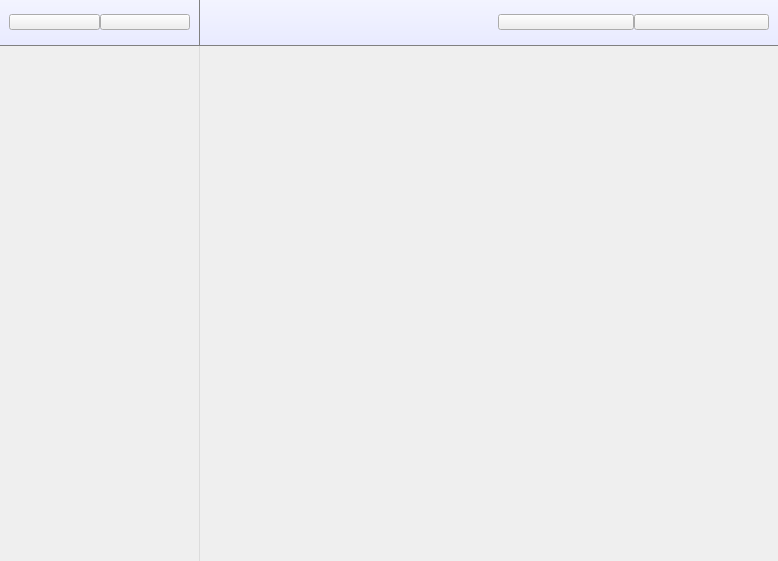
Qt form ui/MainWindow/mainWindow.ui (PaulEcoffet/Nex-yu-computer) before a commit.
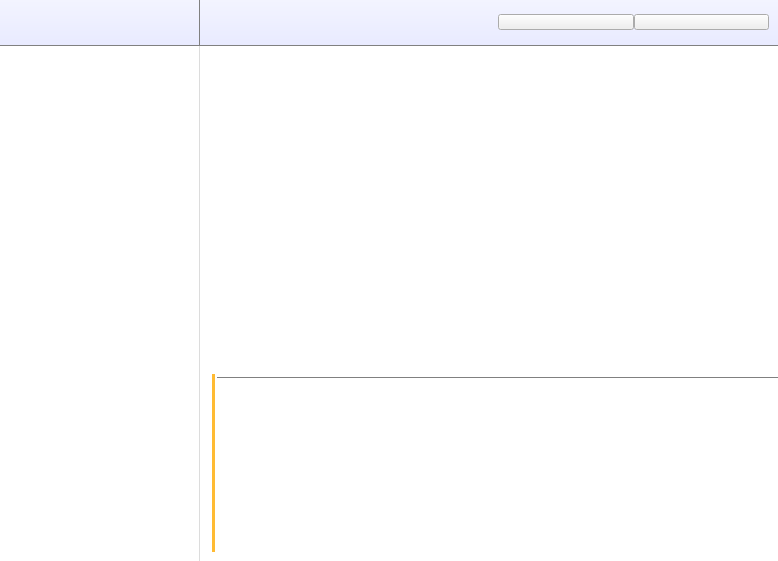
The same form after that commit. Icons and pictures are not drawn. Custom widgets are drawn as their Qt base class.

Commit message: Updated mainWindow.ui which comes with the last commit.

The edit to the form file:
```diff
--- a/ui/MainWindow/mainWindow.ui
+++ b/ui/MainWindow/mainWindow.ui
@@ -58,6 +58,13 @@
        <height>16777215</height>
       </size>
      </property>
+     <property name="styleSheet">
+      <string notr="true">#newMessageButton, #searchButton
+{
+	border: none;
+}
+</string>
+     </property>
      <property name="frameShape">
       <enum>QFrame::NoFrame</enum>
      </property>
@@ -71,16 +78,90 @@
       <property name="spacing">
        <number>0</number>
       </property>
+      <property name="margin">
+       <number>0</number>
+      </property>
       <item>
-       <widget class="imageButton" name="newMessageButton"/>
+       <spacer name="horizontalSpacer_2">
+        <property name="orientation">
+         <enum>Qt::Horizontal</enum>
+        </property>
+        <property name="sizeHint" stdset="0">
+         <size>
+          <width>40</width>
+          <height>20</height>
+         </size>
+        </property>
+       </spacer>
+      </item>
+      <item>
+       <widget class="imageButton" name="newMessageButton">
+        <property name="sizePolicy">
+         <sizepolicy hsizetype="Maximum" vsizetype="Maximum">
+          <horstretch>0</horstretch>
+          <verstretch>0</verstretch>
+         </sizepolicy>
+        </property>
+        <property name="maximumSize">
+         <size>
+          <width>61</width>
+          <height>36</height>
+         </size>
+        </property>
+        <property name="icon">
+         <iconset resource="mainWindow.qrc">
+          <normaloff>:/toolbars/new_message.png</normaloff>:/toolbars/new_message.png</iconset>
+        </property>
+        <property name="iconSize">
+         <size>
+          <width>61</width>
+          <height>36</height>
+         </size>
+        </property>
+       </widget>
       </item>
       <item>
        <widget class="imageButton" name="searchButton">
+        <property name="sizePolicy">
+         <sizepolicy hsizetype="Maximum" vsizetype="Maximum">
+          <horstretch>0</horstretch>
+          <verstretch>0</verstretch>
+         </sizepolicy>
+        </property>
+        <property name="maximumSize">
+         <size>
+          <width>60</width>
+          <height>36</height>
+         </size>
+        </property>
         <property name="text">
          <string/>
         </property>
+        <property name="icon">
+         <iconset resource="mainWindow.qrc">
+          <normaloff>:/toolbars/search.png</normaloff>:/toolbars/search.png</iconset>
+        </property>
+        <property name="iconSize">
+         <size>
+          <width>61</width>
+          <height>36</height>
+         </size>
+        </property>
        </widget>
       </item>
+      <item>
+       <spacer name="horizontalSpacer">
+        <property name="orientation">
+         <enum>Qt::Horizontal</enum>
+        </property>
+        <property name="sizeHint" stdset="0">
+         <size>
+          <width>40</width>
+          <height>20</height>
+         </size>
+        </property>
+       </spacer>
+      </item>
      </layout>
     </widget>
    </item>
@@ -146,10 +227,16 @@
           <rect>
            <x>0</x>
            <y>0</y>
-           <width>199</width>
+           <width>201</width>
            <height>515</height>
           </rect>
          </property>
+         <property name="styleSheet">
+          <string notr="true">#contactsBoxList
+{
+	background-color:white;
+}</string>
+         </property>
         </widget>
        </widget>
       </item>
@@ -245,6 +332,12 @@
    </item>
    <item row="1" column="1">
     <widget class="QFrame" name="conversationContentContainer">
+     <property name="styleSheet">
+      <string notr="true">#conversationContentContainer
+{
+	background-color: white;
+}</string>
+     </property>
      <property name="frameShape">
       <enum>QFrame::NoFrame</enum>
      </property>
@@ -254,13 +347,22 @@
      <property name="lineWidth">
       <number>0</number>
      </property>
-     <layout class="QHBoxLayout" name="horizontalLayout_5">
+     <layout class="QVBoxLayout" name="verticalLayout">
       <property name="spacing">
        <number>0</number>
       </property>
-      <property name="margin">
+      <property name="leftMargin">
        <number>0</number>
       </property>
+      <property name="topMargin">
+       <number>0</number>
+      </property>
+      <property name="rightMargin">
+       <number>0</number>
+      </property>
+      <property name="bottomMargin">
+       <number>9</number>
+      </property>
       <item>
        <widget class="QScrollArea" name="scrollArea_2">
         <property name="frameShape">
@@ -280,13 +382,95 @@
           <rect>
            <x>0</x>
            <y>0</y>
-           <width>578</width>
-           <height>515</height>
+           <width>576</width>
+           <height>312</height>
           </rect>
          </property>
+         <property name="styleSheet">
+          <string notr="true">#conversationContent
+{
+	background-color:white;
+}</string>
+         </property>
         </widget>
        </widget>
       </item>
+      <item>
+       <layout class="QGridLayout" name="messageEditGrid">
+        <property name="leftMargin">
+         <number>10</number>
+        </property>
+        <property name="rightMargin">
+         <number>0</number>
+        </property>
+        <property name="bottomMargin">
+         <number>0</number>
+        </property>
+        <property name="spacing">
+         <number>0</number>
+        </property>
+        <item row="0" column="0">
+         <widget class="QLabel" name="label">
+          <property name="sizePolicy">
+           <sizepolicy hsizetype="Maximum" vsizetype="Maximum">
+            <horstretch>0</horstretch>
+            <verstretch>0</verstretch>
+           </sizepolicy>
+          </property>
+          <property name="text">
+           <string/>
+          </property>
+          <property name="pixmap">
+           <pixmap resource="mainWindow.qrc">:/editMessage/keyboard_ic.png</pixmap>
+          </property>
+         </widget>
+        </item>
+        <item row="1" column="0">
+         <layout class="QHBoxLayout" name="horizontalLayout_5">
+          <item>
+           <widget class="Line" name="messageEditLeftBorder">
+            <property name="styleSheet">
+             <string notr="true">#messageEditLeftBorder
+{
+	color: #ffbb33;
+}</string>
+            </property>
+            <property name="frameShadow">
+             <enum>QFrame::Plain</enum>
+            </property>
+            <property name="lineWidth">
+             <number>4</number>
+            </property>
+            <property name="orientation">
+             <enum>Qt::Vertical</enum>
+            </property>
+           </widget>
+          </item>
+         </layout>
+        </item>
+        <item row="0" column="1" rowspan="2">
+         <widget class="QPlainTextEdit" name="messageEdit">
+          <property name="styleSheet">
+           <string notr="true">#messageEdit
+{
+	border-top: 1px solid #808080;
+	margin: 17px 0px 0px 0px;
+
+}</string>
+          </property>
+          <property name="frameShape">
+           <enum>QFrame::NoFrame</enum>
+          </property>
+          <property name="frameShadow">
+           <enum>QFrame::Plain</enum>
+          </property>
+          <property name="lineWidth">
+           <number>0</number>
+          </property>
+         </widget>
+        </item>
+       </layout>
+      </item>
      </layout>
     </widget>
    </item>
```
Left out of the diff: 4 changed lines with no effect on the pictures.
